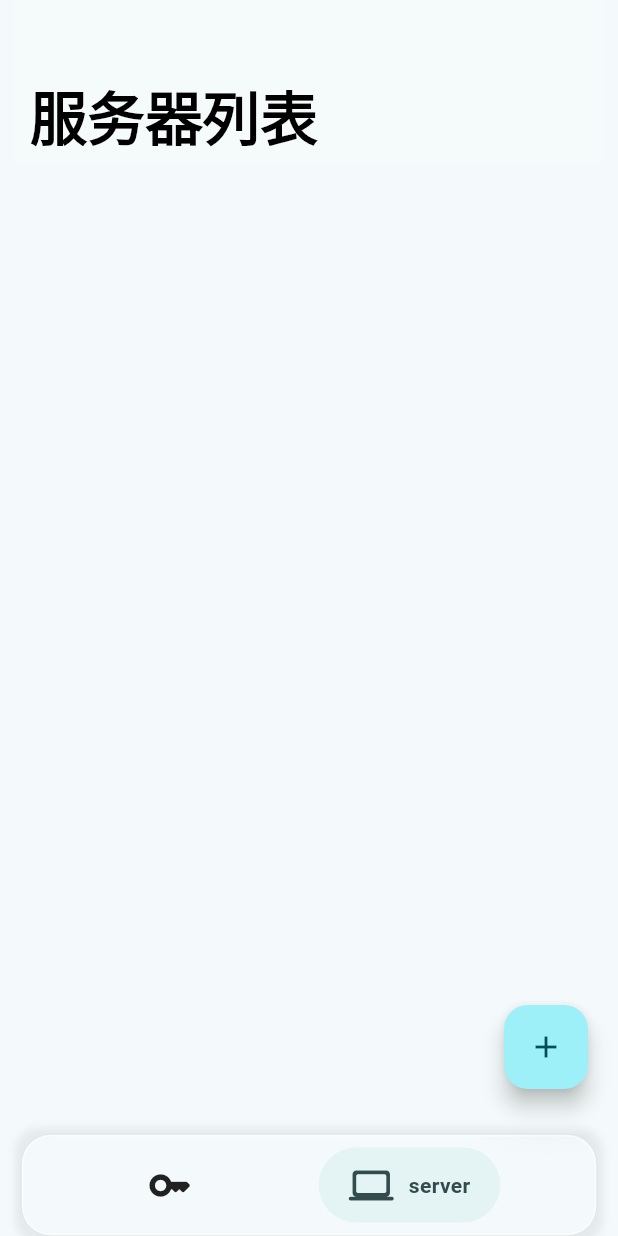
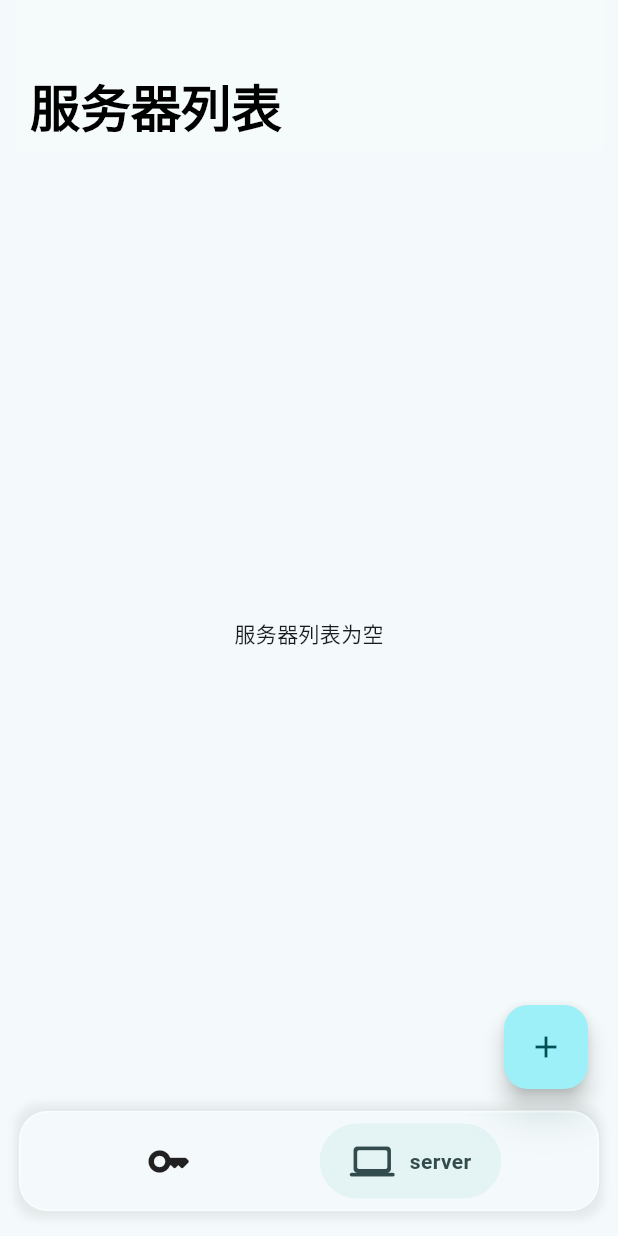
Before and after one commit to meike02/kimmy_app, a Flutter app: the screen it shows after launch, after a tap on the "computer" icon, on a phone screen of 412 x 824 dp. Run offline on Flutter 3.47's test engine with Material 2 defaults, Android fonts, the phone set to English and light mode, and no system bars; our stand-ins replace date_format, file_picker, flutter_spinkit, get, hive and 1 more; missing offline and left inert: dart:ffi, dartssh2, encrypt; accounts and stored records are empty.

Commit message:
优化ssh-key选择器 更新ssh-key元素样式

```diff
--- a/lib/core/component/app_bar/blur_sliver_app_bar.dart
+++ b/lib/core/component/app_bar/blur_sliver_app_bar.dart
@@ -7,13 +7,18 @@ import 'package:kimmy/core/utils/extensions.dart';
 import '../../utils/global_props.dart';
 
 class BlurSliverAppBar extends StatelessWidget {
-  const BlurSliverAppBar({super.key, required this.title});
+  const BlurSliverAppBar({
+    super.key,
+    required this.title,
+    this.action
+  });
 
   final String title;
+  final Widget? action;
   @override
   Widget build(BuildContext context) {
     return SliverAppBar(
-        expandedHeight: 110.0,
+        expandedHeight: 100.0,
         floating: false,
         pinned: true,
         snap: false,
@@ -27,9 +32,17 @@ class BlurSliverAppBar extends StatelessWidget {
           BackdropFilter(
             filter: ImageFilter.blur(
                 sigmaX: 14, sigmaY: 14, tileMode: TileMode.mirror),
-            child: Text(title)
-                .editProp(fontSize: 32, fontWeight: FontWeight.bold, color: isDark(context) ? Colors.white : Colors.black)
-            ,
+            child: Row(
+              mainAxisAlignment: MainAxisAlignment.spaceBetween,
+              children: [
+                Text(title)
+                    .editProp(
+                  fontSize: 28,
+                  fontWeight: FontWeight.bold,
+                  color: isDark(context) ? Colors.white : Colors.black,
+                )
+              ],
+            ),
           ),
           centerTitle: false,
           collapseMode: CollapseMode.pin,
--- a/lib/core/component/navigation_bar/flex_navigation_bar.dart
+++ b/lib/core/component/navigation_bar/flex_navigation_bar.dart
@@ -20,8 +20,8 @@ class FlexNavigationBar extends StatelessWidget {
     final size = MediaQuery.of(context).size;
     final bottom = MediaQuery.of(context).padding.bottom;
     final top = MediaQuery.of(context).padding.top;
-    const double bottomPadding = 0;
-    const double sidePadding = 14;
+    const double bottomPadding = 16;
+    const double sidePadding = 12;
     const double navigationBarHeight = 68;
     const double navigationBarRadius = 20;
     const EdgeInsets navigationBarEdgeInsets = EdgeInsets.only(
--- a/lib/data/model/sshkey_info.dart
+++ b/lib/data/model/sshkey_info.dart
@@ -13,6 +13,7 @@ class SSHKeyInfo implements BaseModel{
   late String privateKeyData;
   late String type;
   String? password;
+  int used = 0;
 
   factory SSHKeyInfo.fromJson(json) {
     final sshKeyInfo = _$SSHKeyInfoFromJson(json);
--- a/lib/data/store/sshkey_list_controller.dart
+++ b/lib/data/store/sshkey_list_controller.dart
@@ -6,4 +6,5 @@ import '../model/sshkey_info.dart';
 
 class SSHKeyListController extends BoxController<SSHKeyInfo>{
   SSHKeyListController() : super();
+  bool editing = false;
 }
--- a/lib/main.dart
+++ b/lib/main.dart
@@ -6,10 +6,15 @@ import 'package:hive/hive.dart';
 import 'package:kimmy/page/home/home.dart';
 import 'package:path_provider/path_provider.dart';
 
+import 'data/store/server_list_controller.dart';
+import 'data/store/sshkey_list_controller.dart';
+
 Future<void> main() async {
   WidgetsFlutterBinding.ensureInitialized();
   Directory directory = await getApplicationSupportDirectory();
   Hive.init(directory.path);
+  Get.put<ServerListController>(ServerListController());
+  Get.put<SSHKeyListController>(SSHKeyListController());
   runApp(MyApp());
 }
 
--- a/lib/page/server/server_edit/server_list_page.dart
+++ b/lib/page/server/server_edit/server_list_page.dart
@@ -38,11 +38,27 @@ class ServerListPage extends StatelessWidget {
                     ).intoContainer(
                         padding: const EdgeInsets.symmetric(horizontal: 10));
                   }, childCount: 3)),
-                  child: const Center(
-                    child: Text("密钥列表为空"),
+                  child: SliverFillRemaining(
+                    hasScrollBody: false,
+                    child: Center(
+                      child: const Text("服务器列表为空")
+                          .intoContainer(margin: const EdgeInsets.only(bottom: 80)),
+                    ),
                   ),
                 );
               }),
+              SliverToBoxAdapter(
+                child: GetBuilder<ServerListController>(builder: (serverListController) {
+                  final sshKeyList = serverListController.modelList;
+                  return Visibility(
+                    visible: sshKeyList.isEmpty,
+                    replacement: Container(
+                      height: 220,
+                    ),
+                    child: Container(),
+                  );
+                }),
+              ),
             ],
           ),
           Align(
--- a/lib/page/server/sshkey/sshkey_list_page.dart
+++ b/lib/page/server/sshkey/sshkey_list_page.dart
@@ -15,8 +15,6 @@ import '../../../data/store/sshkey_list_controller.dart';
 class SSHKeyListPage extends StatelessWidget {
   SSHKeyListPage({super.key});
 
-  final controller = Get.put<SSHKeyListController>(SSHKeyListController());
-
   @override
   Widget build(BuildContext context) {
     var bottom = MediaQuery.of(context).padding.bottom;
@@ -27,7 +25,9 @@ class SSHKeyListPage extends StatelessWidget {
         children: [
           CustomScrollView(
             slivers: [
-              const BlurSliverAppBar(title: "密钥列表"),
+              const BlurSliverAppBar(
+                title: "密钥列表",
+              ),
               GetBuilder<SSHKeyListController>(builder: (sshKeyController) {
                 final sshKeyList = sshKeyController.modelList;
                 return Visibility(
@@ -42,11 +42,27 @@ class SSHKeyListPage extends StatelessWidget {
                           padding: const EdgeInsets.symmetric(horizontal: 10));
                     }, childCount: 20),
                   ),
-                  child: const Center(
-                    child: Text("密钥列表为空"),
+                  child: SliverFillRemaining(
+                    hasScrollBody: false,
+                    child: Center(
+                      child: const Text("密钥列表为空")
+                      .intoContainer(margin: const EdgeInsets.only(bottom: 80)),
+                    ),
                   ),
                 );
               }),
+              SliverToBoxAdapter(
+                child: GetBuilder<SSHKeyListController>(builder: (sshKeyController) {
+                  final sshKeyList = sshKeyController.modelList;
+                  return Visibility(
+                    visible: sshKeyList.isEmpty,
+                    replacement: Container(
+                      height: 220,
+                    ),
+                    child: Container(),
+                  );
+                }),
+              ),
             ],
           ),
           Align(
```
Also changed, not shown: lib/page/server/server_edit/component/sshkey_selector.dart (+57 -36 lines), lib/page/server/server_edit/server_edit_page.dart (+13 -20 lines), lib/page/server/sshkey/component/sshkey_item.dart (+37 -6 lines), lib/data/model/part/sshkey_info.g.dart, 2 other files.
